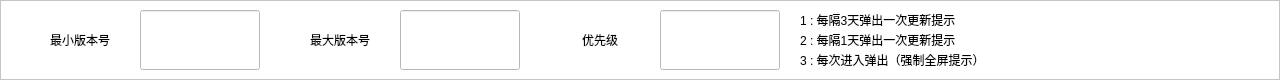
Above: gui/main/app_update/app_update_item_ui.ui from WanKaKa/IjsGiftWall before the change. Below: the same form after it.
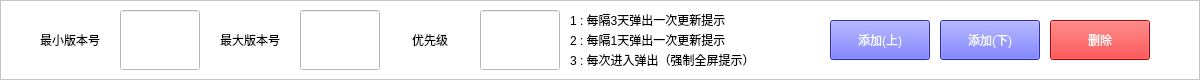
That is the form after the change.

Patch:
```diff
--- a/gui/main/app_update/app_update_item_ui.ui
+++ b/gui/main/app_update/app_update_item_ui.ui
@@ -6,7 +6,7 @@
    <rect>
     <x>0</x>
     <y>0</y>
-    <width>1280</width>
+    <width>1200</width>
     <height>80</height>
    </rect>
   </property>
@@ -18,7 +18,7 @@
     <rect>
      <x>0</x>
      <y>0</y>
-     <width>1280</width>
+     <width>1200</width>
      <height>80</height>
     </rect>
    </property>
@@ -48,7 +48,7 @@
      <rect>
       <x>20</x>
       <y>10</y>
-      <width>120</width>
+      <width>100</width>
       <height>60</height>
      </rect>
     </property>
@@ -65,9 +65,9 @@
    <widget class="QLineEdit" name="min_version">
     <property name="geometry">
      <rect>
-      <x>140</x>
+      <x>120</x>
       <y>10</y>
-      <width>120</width>
+      <width>80</width>
       <height>60</height>
      </rect>
     </property>
@@ -82,9 +82,9 @@
    <widget class="QLabel" name="label_2">
     <property name="geometry">
      <rect>
-      <x>280</x>
+      <x>200</x>
       <y>10</y>
-      <width>120</width>
+      <width>100</width>
       <height>60</height>
      </rect>
     </property>
@@ -101,9 +101,9 @@
    <widget class="QLineEdit" name="max_version">
     <property name="geometry">
      <rect>
-      <x>400</x>
+      <x>300</x>
       <y>10</y>
-      <width>120</width>
+      <width>80</width>
       <height>60</height>
      </rect>
     </property>
@@ -118,9 +118,9 @@
    <widget class="QLabel" name="label_3">
     <property name="geometry">
      <rect>
-      <x>540</x>
+      <x>380</x>
       <y>10</y>
-      <width>120</width>
+      <width>100</width>
       <height>60</height>
      </rect>
     </property>
@@ -137,9 +137,9 @@
    <widget class="QLineEdit" name="priority">
     <property name="geometry">
      <rect>
-      <x>660</x>
+      <x>480</x>
       <y>10</y>
-      <width>120</width>
+      <width>80</width>
       <height>60</height>
      </rect>
     </property>
@@ -154,9 +154,9 @@
    <widget class="QLabel" name="label_4">
     <property name="geometry">
      <rect>
-      <x>800</x>
+      <x>570</x>
       <y>10</y>
-      <width>360</width>
+      <width>250</width>
       <height>20</height>
      </rect>
     </property>
@@ -173,9 +173,9 @@
    <widget class="QLabel" name="label_5">
     <property name="geometry">
      <rect>
-      <x>800</x>
+      <x>570</x>
       <y>30</y>
-      <width>360</width>
+      <width>250</width>
       <height>20</height>
      </rect>
     </property>
@@ -192,9 +192,9 @@
    <widget class="QLabel" name="label_6">
     <property name="geometry">
      <rect>
-      <x>800</x>
+      <x>570</x>
       <y>50</y>
-      <width>360</width>
+      <width>250</width>
       <height>20</height>
      </rect>
     </property>
@@ -208,6 +208,60 @@
      <set>Qt::AlignLeading|Qt::AlignLeft|Qt::AlignVCenter</set>
     </property>
    </widget>
+   <widget class="QPushButton" name="pb_add_up">
+    <property name="geometry">
+     <rect>
+      <x>830</x>
+      <y>20</y>
+      <width>100</width>
+      <height>40</height>
+     </rect>
+    </property>
+    <property name="styleSheet">
+     <string notr="true">background-color: rgb(57, 61, 255);
+font: 12pt &quot;微软雅黑&quot;;
+color: rgb(255, 255, 255);</string>
+    </property>
+    <property name="text">
+     <string>添加(上)</string>
+    </property>
+   </widget>
+   <widget class="QPushButton" name="pb_delete">
+    <property name="geometry">
+     <rect>
+      <x>1050</x>
+      <y>20</y>
+      <width>100</width>
+      <height>40</height>
+     </rect>
+    </property>
+    <property name="styleSheet">
+     <string notr="true">color: rgb(255, 255, 255);
+background-color: rgb(255, 0, 0);
+font: 12pt &quot;微软雅黑&quot;;</string>
+    </property>
+    <property name="text">
+     <string>删除</string>
+    </property>
+   </widget>
+   <widget class="QPushButton" name="pb_add_down">
+    <property name="geometry">
+     <rect>
+      <x>940</x>
+      <y>20</y>
+      <width>100</width>
+      <height>40</height>
+     </rect>
+    </property>
+    <property name="styleSheet">
+     <string notr="true">background-color: rgb(57, 61, 255);
+font: 12pt &quot;微软雅黑&quot;;
+color: rgb(255, 255, 255);</string>
+    </property>
+    <property name="text">
+     <string>添加(下)</string>
+    </property>
+   </widget>
   </widget>
  </widget>
  <resources/>
```
Left out of the diff: 12 changed lines with no effect on the pictures.
